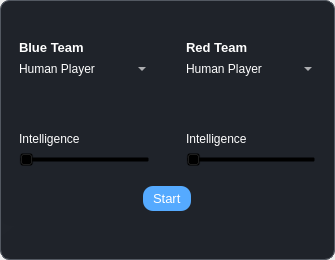
elian-olbz/mlbb-drafting-and-simulation-tools, file ui/dialogs/open_practice_draft.ui: the form before one commit.
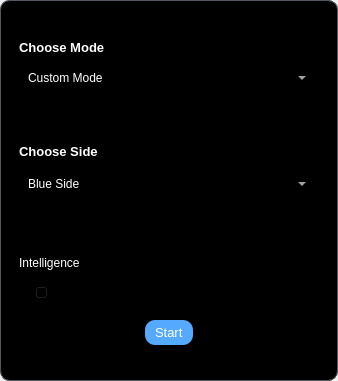
The form after the commit. Icons and pictures are not drawn.

Commit message: removed ai vs ai mode. added thread for ai prediction

The edit to the form file:
```diff
--- a/ui/dialogs/open_practice_draft.ui
+++ b/ui/dialogs/open_practice_draft.ui
@@ -6,8 +6,8 @@
    <rect>
     <x>0</x>
     <y>0</y>
-    <width>335</width>
-    <height>260</height>
+    <width>338</width>
+    <height>381</height>
    </rect>
   </property>
   <property name="sizePolicy">
@@ -43,7 +43,7 @@
    <item>
     <widget class="QFrame" name="drop_shadow">
      <property name="styleSheet">
-      <string notr="true">background-color: qlineargradient(spread:pad, x1:0, y1:0, x2:1, y2:1, stop:0 rgba(35, 39, 46, 1), stop:0.521368 rgba(31, 35, 42, 1));
+      <string notr="true">background-color: qlineargradient(spread: pad, x1: 0, y1: 0, x2: 1, y2: 1, stop: 0 rgba(0, 0, 0, 1), stop: 0.521368 rgba(0, 0, 0, 1));
 </string>
      </property>
      <property name="frameShape">
@@ -85,9 +85,7 @@
 margin:0;
 color:#fff
 }
-#main_widget{
-background-color:#1f232a;
-}
+
 
 QPushButton{
 text-align:left;
@@ -164,13 +162,19 @@
          </item>
          <item alignment="Qt::AlignTop">
           <widget class="QFrame" name="players_frame">
+           <property name="sizePolicy">
+            <sizepolicy hsizetype="Preferred" vsizetype="Expanding">
+             <horstretch>0</horstretch>
+             <verstretch>0</verstretch>
+            </sizepolicy>
+           </property>
            <property name="frameShape">
             <enum>QFrame::StyledPanel</enum>
            </property>
            <property name="frameShadow">
             <enum>QFrame::Raised</enum>
            </property>
-           <layout class="QHBoxLayout" name="horizontalLayout">
+           <layout class="QVBoxLayout" name="verticalLayout_9">
             <property name="spacing">
              <number>0</number>
             </property>
@@ -187,7 +191,73 @@
              <number>10</number>
             </property>
             <item>
-             <widget class="QWidget" name="blue_container" native="true">
+             <widget class="QWidget" name="mode_container" native="true">
+              <layout class="QVBoxLayout" name="verticalLayout_8">
+               <property name="topMargin">
+                <number>0</number>
+               </property>
+               <property name="bottomMargin">
+                <number>40</number>
+               </property>
+               <item>
+                <widget class="QFrame" name="mode_frame">
+                 <property name="frameShape">
+                  <enum>QFrame::StyledPanel</enum>
+                 </property>
+                 <property name="frameShadow">
+                  <enum>QFrame::Raised</enum>
+                 </property>
+                 <layout class="QVBoxLayout" name="verticalLayout_5">
+                  <property name="bottomMargin">
+                   <number>0</number>
+                  </property>
+                  <item>
+                   <widget class="QLabel" name="label_2">
+                    <property name="font">
+                     <font>
+                      <pointsize>10</pointsize>
+                      <bold>true</bold>
+                     </font>
+                    </property>
+                    <property name="text">
+                     <string>Choose Mode</string>
+                    </property>
+                   </widget>
+                  </item>
+                  <item>
+                   <widget class="QFrame" name="frame_3">
+                    <property name="frameShape">
+                     <enum>QFrame::StyledPanel</enum>
+                    </property>
+                    <property name="frameShadow">
+                     <enum>QFrame::Raised</enum>
+                    </property>
+                    <layout class="QVBoxLayout" name="verticalLayout_12">
+                     <item>
+                      <widget class="QComboBox" name="mode_combo_box">
+                       <item>
+                        <property name="text">
+                         <string>Custom Mode</string>
+                        </property>
+                       </item>
+                       <item>
+                        <property name="text">
+                         <string>VS. AI Mode</string>
+                        </property>
+                       </item>
+                      </widget>
+                     </item>
+                    </layout>
+                   </widget>
+                  </item>
+                 </layout>
+                </widget>
+               </item>
+              </layout>
+             </widget>
+            </item>
+            <item>
+             <widget class="QWidget" name="side_container" native="true">
               <layout class="QVBoxLayout" name="verticalLayout_7">
                <property name="topMargin">
                 <number>0</number>
@@ -196,7 +266,13 @@
                 <number>0</number>
                </property>
                <item>
-                <widget class="QFrame" name="blue_type_frame">
+                <widget class="QFrame" name="side_frame">
+                 <property name="sizePolicy">
+                  <sizepolicy hsizetype="Preferred" vsizetype="Expanding">
+                   <horstretch>0</horstretch>
+                   <verstretch>0</verstretch>
+                  </sizepolicy>
+                 </property>
                  <property name="frameShape">
                   <enum>QFrame::StyledPanel</enum>
                  </property>
@@ -204,8 +280,11 @@
                   <enum>QFrame::Raised</enum>
                  </property>
                  <layout class="QVBoxLayout" name="verticalLayout_3">
+                  <property name="spacing">
+                   <number>8</number>
+                  </property>
                   <property name="bottomMargin">
-                   <number>0</number>
+                   <number>40</number>
                   </property>
                   <item>
                    <widget class="QLabel" name="label">
@@ -216,45 +295,56 @@
                      </font>
                     </property>
                     <property name="text">
-                     <string>Blue Team</string>
+                     <string>Choose Side</string>
                     </property>
                    </widget>
                   </item>
                   <item>
-                   <widget class="QComboBox" name="blue_combo_box">
-                    <item>
-                     <property name="text">
-                      <string>Human Player</string>
+                   <widget class="QFrame" name="frame_2">
+                    <property name="frameShape">
+                     <enum>QFrame::StyledPanel</enum>
+                    </property>
+                    <property name="frameShadow">
+                     <enum>QFrame::Raised</enum>
+                    </property>
+                    <layout class="QVBoxLayout" name="verticalLayout_6">
+                     <property name="spacing">
+                      <number>6</number>
                      </property>
-                    </item>
-                    <item>
-                     <property name="text">
-                      <string>AI Player</string>
+                     <property name="leftMargin">
+                      <number>9</number>
                      </property>
-                    </item>
+                     <property name="topMargin">
+                      <number>9</number>
+                     </property>
+                     <property name="rightMargin">
+                      <number>9</number>
+                     </property>
+                     <property name="bottomMargin">
+                      <number>9</number>
+                     </property>
+                     <item>
+                      <widget class="QComboBox" name="side_combo_box">
+                       <item>
+                        <property name="text">
+                         <string>Blue Side</string>
+                        </property>
+                       </item>
+                       <item>
+                        <property name="text">
+                         <string>Red Side</string>
+                        </property>
+                       </item>
+                      </widget>
+                     </item>
+                    </layout>
                    </widget>
                   </item>
                  </layout>
                 </widget>
                </item>
                <item>
-                <spacer name="verticalSpacer">
-                 <property name="orientation">
-                  <enum>Qt::Vertical</enum>
-                 </property>
-                 <property name="sizeType">
-                  <enum>QSizePolicy::Fixed</enum>
-                 </property>
-                 <property name="sizeHint" stdset="0">
-                  <size>
-                   <width>20</width>
-                   <height>40</height>
-                  </size>
-                 </property>
-                </spacer>
-               </item>
-               <item>
-                <widget class="QFrame" name="blue_intelligence">
+                <widget class="QFrame" name="ai_frame">
                  <property name="frameShape">
                   <enum>QFrame::StyledPanel</enum>
                  </property>
@@ -262,6 +352,12 @@
                   <enum>QFrame::Raised</enum>
                  </property>
                  <layout class="QVBoxLayout" name="verticalLayout_4">
+                  <property name="spacing">
+                   <number>15</number>
+                  </property>
+                  <property name="bottomMargin">
+                   <number>10</number>
+                  </property>
                   <item>
                    <widget class="QLabel" name="label_3">
                     <property name="text">
@@ -269,131 +365,59 @@
                     </property>
                    </widget>
                   </item>
-                  <item>
-                   <widget class="QSlider" name="blue_slider">
-                    <property name="minimum">
-                     <number>-5</number>
+                  <item alignment="Qt::AlignHCenter">
+                   <widget class="QFrame" name="frame">
+                    <property name="minimumSize">
+                     <size>
+                      <width>300</width>
+                      <height>0</height>
+                     </size>
                     </property>
-                    <property name="maximum">
-                     <number>-1</number>
+                    <property name="frameShape">
+                     <enum>QFrame::StyledPanel</enum>
                     </property>
-                    <property name="pageStep">
-                     <number>1</number>
+                    <property name="frameShadow">
+                     <enum>QFrame::Raised</enum>
                     </property>
-                    <property name="value">
-                     <number>-5</number>
-                    </property>
-                    <property name="orientation">
-                     <enum>Qt::Horizontal</enum>
-                    </property>
-                   </widget>
-                  </item>
-                 </layout>
-                </widget>
-               </item>
-              </layout>
-             </widget>
-            </item>
-            <item>
-             <widget class="QWidget" name="red_container" native="true">
-              <layout class="QVBoxLayout" name="verticalLayout_8">
-               <property name="topMargin">
-                <number>0</number>
-               </property>
-               <property name="bottomMargin">
-                <number>0</number>
-               </property>
-               <item>
-                <widget class="QFrame" name="red_type_frame">
-                 <property name="frameShape">
-                  <enum>QFrame::StyledPanel</enum>
-                 </property>
-                 <property name="frameShadow">
-                  <enum>QFrame::Raised</enum>
-                 </property>
-                 <layout class="QVBoxLayout" name="verticalLayout_5">
-                  <property name="bottomMargin">
-                   <number>0</number>
-                  </property>
-                  <item>
-                   <widget class="QLabel" name="label_2">
-                    <property name="font">
-                     <font>
-                      <pointsize>10</pointsize>
-                      <bold>true</bold>
-                     </font>
-                    </property>
-                    <property name="text">
-                     <string>Red Team</string>
-                    </property>
-                   </widget>
-                  </item>
-                  <item>
-                   <widget class="QComboBox" name="red_combo_box">
-                    <item>
-                     <property name="text">
-                      <string>Human Player</string>
+                    <layout class="QVBoxLayout" name="verticalLayout_10">
+                     <property name="leftMargin">
+                      <number>15</number>
                      </property>
-                    </item>
-                    <item>
-                     <property name="text">
-                      <string>AI Player</string>
+                     <property name="topMargin">
+                      <number>0</number>
                      </property>
-                    </item>
-                   </widget>
-                  </item>
-                 </layout>
-                </widget>
-               </item>
-               <item>
-                <spacer name="verticalSpacer_2">
-                 <property name="orientation">
-                  <enum>Qt::Vertical</enum>
-                 </property>
-                 <property name="sizeType">
-                  <enum>QSizePolicy::Fixed</enum>
-                 </property>
-                 <property name="sizeHint" stdset="0">
-                  <size>
-                   <width>20</width>
-                   <height>40</height>
-                  </size>
-                 </property>
-                </spacer>
-               </item>
-               <item>
-                <widget class="QFrame" name="red_intelligence">
-                 <property name="frameShape">
-                  <enum>QFrame::StyledPanel</enum>
-                 </property>
-                 <property name="frameShadow">
-                  <enum>QFrame::Raised</enum>
-                 </property>
-                 <layout class="QVBoxLayout" name="verticalLayout_6">
-                  <item>
-                   <widget class="QLabel" name="label_4">
-                    <property name="text">
-                     <string>Intelligence</string>
-                    </property>
-                   </widget>
-                  </item>
-                  <item>
-                   <widget class="QSlider" name="red_slider">
-                    <property name="minimum">
-                     <number>-5</number>
-                    </property>
-                    <property name="maximum">
-                     <number>-1</number>
-                    </property>
-                    <property name="pageStep">
-                     <number>1</number>
-                    </property>
-                    <property name="sliderPosition">
-                     <number>-5</number>
-                    </property>
-                    <property name="orientation">
-                     <enum>Qt::Horizontal</enum>
-                    </property>
+                     <property name="rightMargin">
+                      <number>15</number>
+                     </property>
+                     <property name="bottomMargin">
+                      <number>0</number>
+                     </property>
+                     <item>
+                      <widget class="QSlider" name="ai_slider">
+                       <property name="maximumSize">
+                        <size>
+                         <width>300</width>
+                         <height>16777215</height>
+                        </size>
+                       </property>
+                       <property name="minimum">
+                        <number>-5</number>
+                       </property>
+                       <property name="maximum">
+                        <number>-1</number>
+                       </property>
+                       <property name="pageStep">
+                        <number>1</number>
+                       </property>
+                       <property name="value">
+                        <number>-5</number>
+                       </property>
+                       <property name="orientation">
+                        <enum>Qt::Horizontal</enum>
+                       </property>
+                      </widget>
+                     </item>
+                    </layout>
                    </widget>
                   </item>
                  </layout>
@@ -405,7 +429,7 @@
            </layout>
           </widget>
          </item>
-         <item>
+         <item alignment="Qt::AlignBottom">
           <widget class="QFrame" name="button_frame">
            <property name="frameShape">
             <enum>QFrame::StyledPanel</enum>
```
The commit also changes 10 other files.
